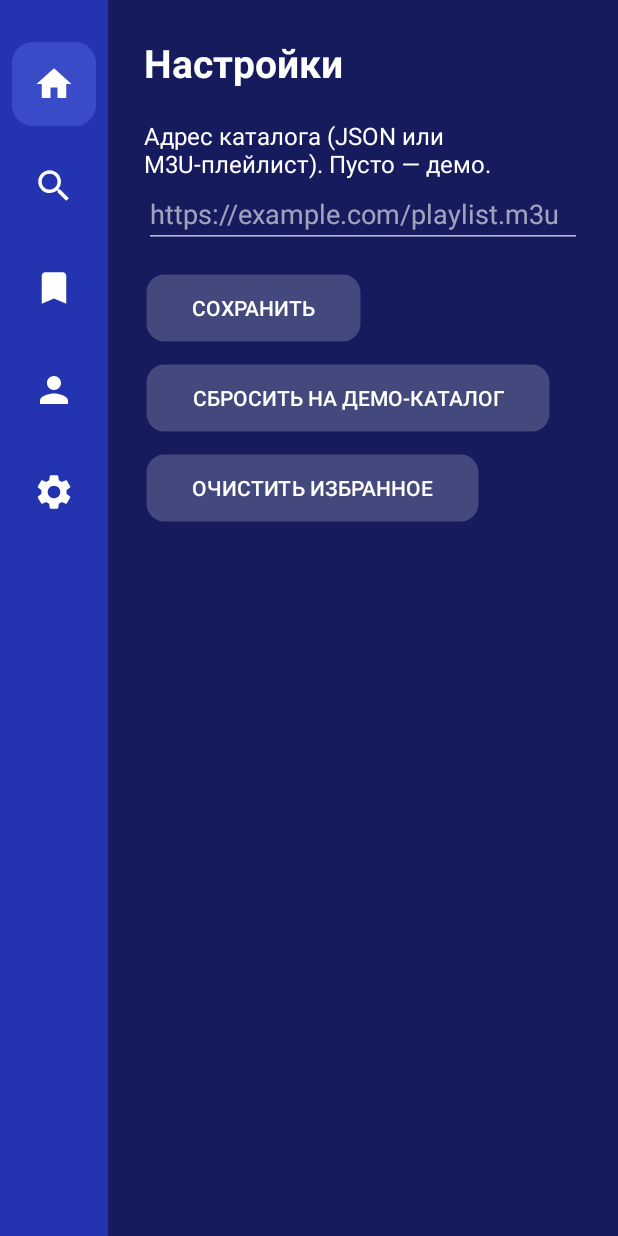
After one commit to frewyu99-del/streamtv, an Android app: the fragment SettingsFragment placed in its activity, on a phone screen of 412 x 824 dp. The commit adds this screen. Run offline under Robolectric (Android 15) with nearby library versions, the phone set to English and light mode, and no system bars.

Commit message:
Add files via upload

```diff
--- a/app/build.gradle.kts
+++ b/app/build.gradle.kts
@@ -11,8 +11,8 @@ android {
         applicationId = "com.example.streamtv"
         minSdk = 23            // Android 6.0 и выше
         targetSdk = 34
-        versionCode = 1
-        versionName = "0.1.0"
+        versionCode = 2
+        versionName = "0.2.0"
         // Адрес вашего JSON-каталога. Пусто = встроенные демо-данные.
         buildConfigField("String", "API_URL", "\"\"")
     }
--- a/app/src/main/AndroidManifest.xml
+++ b/app/src/main/AndroidManifest.xml
@@ -8,6 +8,7 @@
     <uses-feature android:name="android.software.leanback" android:required="false" />
 
     <application
+        android:name=".App"
         android:allowBackup="true"
         android:icon="@drawable/ic_launcher"
         android:banner="@drawable/banner"
--- a/app/src/main/java/com/example/streamtv/MainActivity.kt
+++ b/app/src/main/java/com/example/streamtv/MainActivity.kt
@@ -7,7 +7,6 @@ import android.view.Gravity
 import android.widget.ImageView
 import android.widget.LinearLayout
 import androidx.appcompat.app.AppCompatActivity
-import androidx.core.os.bundleOf
 import androidx.fragment.app.Fragment
 
 class MainActivity : AppCompatActivity() {
@@ -17,9 +16,9 @@ class MainActivity : AppCompatActivity() {
     private val tabs = listOf(
         Tab(R.drawable.ic_home, "Главная") { HomeFragment() },
         Tab(R.drawable.ic_search, "Поиск") { SearchFragment() },
-        Tab(R.drawable.ic_bookmark, "Избранное") { placeholder("Избранное") },
-        Tab(R.drawable.ic_person, "Профиль") { placeholder("Профиль") },
-        Tab(R.drawable.ic_settings, "Настройки") { placeholder("Настройки") }
+        Tab(R.drawable.ic_bookmark, "Избранное") { FavoritesFragment() },
+        Tab(R.drawable.ic_person, "Профиль") { ProfileFragment() },
+        Tab(R.drawable.ic_settings, "Настройки") { SettingsFragment() }
     )
     private val buttons = ArrayList<ImageView>()
 
@@ -57,12 +56,10 @@ class MainActivity : AppCompatActivity() {
     }
 
     private fun dp(v: Int) = (v * resources.displayMetrics.density).toInt()
-
-    private fun placeholder(title: String) =
-        PlaceholderFragment().apply { arguments = bundleOf("title" to title) }
 }
 
 fun play(ctx: Context, item: Item) {
+    Store.lastPlayed = item.title
     ctx.startActivity(
         Intent(ctx, PlayerActivity::class.java)
             .putExtra("url", item.stream)
--- /dev/null
+++ b/app/src/main/java/com/example/streamtv/SettingsFragment.kt
@@ -0,0 +1,33 @@
+package com.example.streamtv
+
+import android.os.Bundle
+import android.view.View
+import android.widget.EditText
+import android.widget.TextView
+import androidx.fragment.app.Fragment
+
+class SettingsFragment : Fragment(R.layout.fragment_settings) {
+    override fun onViewCreated(view: View, savedInstanceState: Bundle?) {
+        val url = view.findViewById<EditText>(R.id.url)
+        val status = view.findViewById<TextView>(R.id.status)
+        url.setText(Store.catalogUrl)
+
+        fun applyUrl() {
+            Store.catalogUrl = url.text.toString().trim()
+            Repository.cache = emptyList()
+            status.text = if (Store.catalogUrl.isBlank())
+                "Используется демо-каталог. Откройте «Главная»."
+            else
+                "Сохранено. Откройте «Главная», чтобы загрузить каталог."
+        }
+        view.findViewById<View>(R.id.save).setOnClickListener { applyUrl() }
+        view.findViewById<View>(R.id.reset).setOnClickListener {
+            url.setText("")
+            applyUrl()
+        }
+        view.findViewById<View>(R.id.clearFav).setOnClickListener {
+            Store.clearFavorites()
+            status.text = "Избранное очищено."
+        }
+    }
+}
--- /dev/null
+++ b/app/src/main/res/drawable/bg_button.xml
@@ -0,0 +1,17 @@
+<?xml version="1.0" encoding="utf-8"?>
+<selector xmlns:android="http://schemas.android.com/apk/res/android">
+    <item android:state_focused="true">
+        <shape android:shape="rectangle">
+            <solid android:color="#66FFFFFF" />
+            <stroke android:width="3dp" android:color="#FFFFFF" />
+            <corners android:radius="12dp" />
+        </shape>
+    </item>
+    <item>
+        <shape android:shape="rectangle">
+            <solid android:color="#33FFFFFF" />
+            <stroke android:width="3dp" android:color="#00000000" />
+            <corners android:radius="12dp" />
+        </shape>
+    </item>
+</selector>
--- /dev/null
+++ b/app/src/main/res/layout/fragment_settings.xml
@@ -0,0 +1,72 @@
+<?xml version="1.0" encoding="utf-8"?>
+<ScrollView xmlns:android="http://schemas.android.com/apk/res/android"
+    android:layout_width="match_parent"
+    android:layout_height="match_parent"
+    android:fillViewport="true">
+
+    <LinearLayout
+        android:layout_width="match_parent"
+        android:layout_height="wrap_content"
+        android:orientation="vertical"
+        android:padding="24dp">
+
+        <TextView
+            android:layout_width="wrap_content"
+            android:layout_height="wrap_content"
+            android:text="Настройки"
+            android:textColor="@android:color/white"
+            android:textSize="26sp"
+            android:textStyle="bold" />
+
+        <TextView
+            android:layout_width="wrap_content"
+            android:layout_height="wrap_content"
+            android:layout_marginTop="20dp"
+            android:text="Адрес каталога (JSON или M3U-плейлист). Пусто — демо."
+            android:textColor="@android:color/white"
+            android:textSize="16sp" />
+
+        <EditText
+            android:id="@+id/url"
+            android:layout_width="match_parent"
+            android:layout_height="wrap_content"
+            android:hint="https://example.com/playlist.m3u"
+            android:imeOptions="actionDone"
+            android:inputType="textUri"
+            android:maxLines="1"
+            android:textColor="@android:color/white"
+            android:textColorHint="#99FFFFFF" />
+
+        <Button
+            android:id="@+id/save"
+            style="@style/TvButton"
+            android:layout_width="wrap_content"
+            android:layout_height="wrap_content"
+            android:layout_marginTop="16dp"
+            android:text="Сохранить" />
+
+        <Button
+            android:id="@+id/reset"
+            style="@style/TvButton"
+            android:layout_width="wrap_content"
+            android:layout_height="wrap_content"
+            android:layout_marginTop="12dp"
+            android:text="Сбросить на демо-каталог" />
+
+        <Button
+            android:id="@+id/clearFav"
+            style="@style/TvButton"
+            android:layout_width="wrap_content"
+            android:layout_height="wrap_content"
+            android:layout_marginTop="12dp"
+            android:text="Очистить избранное" />
+
+        <TextView
+            android:id="@+id/status"
+            android:layout_width="wrap_content"
+            android:layout_height="wrap_content"
+            android:layout_marginTop="20dp"
+            android:textColor="#FFFFFFFF"
+            android:textSize="16sp" />
+    </LinearLayout>
+</ScrollView>
--- a/app/src/main/res/values/themes.xml
+++ b/app/src/main/res/values/themes.xml
@@ -3,4 +3,13 @@
         <item name="android:windowBackground">@color/bg</item>
         <item name="android:statusBarColor">@color/bg</item>
     </style>
+
+    <style name="TvButton">
+        <item name="android:background">@drawable/bg_button</item>
+        <item name="android:textColor">@android:color/white</item>
+        <item name="android:paddingLeft">32dp</item>
+        <item name="android:paddingRight">32dp</item>
+        <item name="android:minHeight">48dp</item>
+        <item name="android:focusable">true</item>
+    </style>
 </resources>
```
Also changed, not shown: app/src/main/java/com/example/streamtv/Adapters.kt (+20 -3 lines), app/src/main/java/com/example/streamtv/App.kt (added, +10 -0 lines), app/src/main/java/com/example/streamtv/FavoritesFragment.kt (added, +31 -0 lines), app/src/main/java/com/example/streamtv/ProfileFragment.kt (added, +19 -0 lines), app/src/main/java/com/example/streamtv/Repository.kt (+66 -15 lines), app/src/main/java/com/example/streamtv/Store.kt (added, +71 -0 lines), app/src/main/res/layout/fragment_favorites.xml (added, +23 -0 lines).
